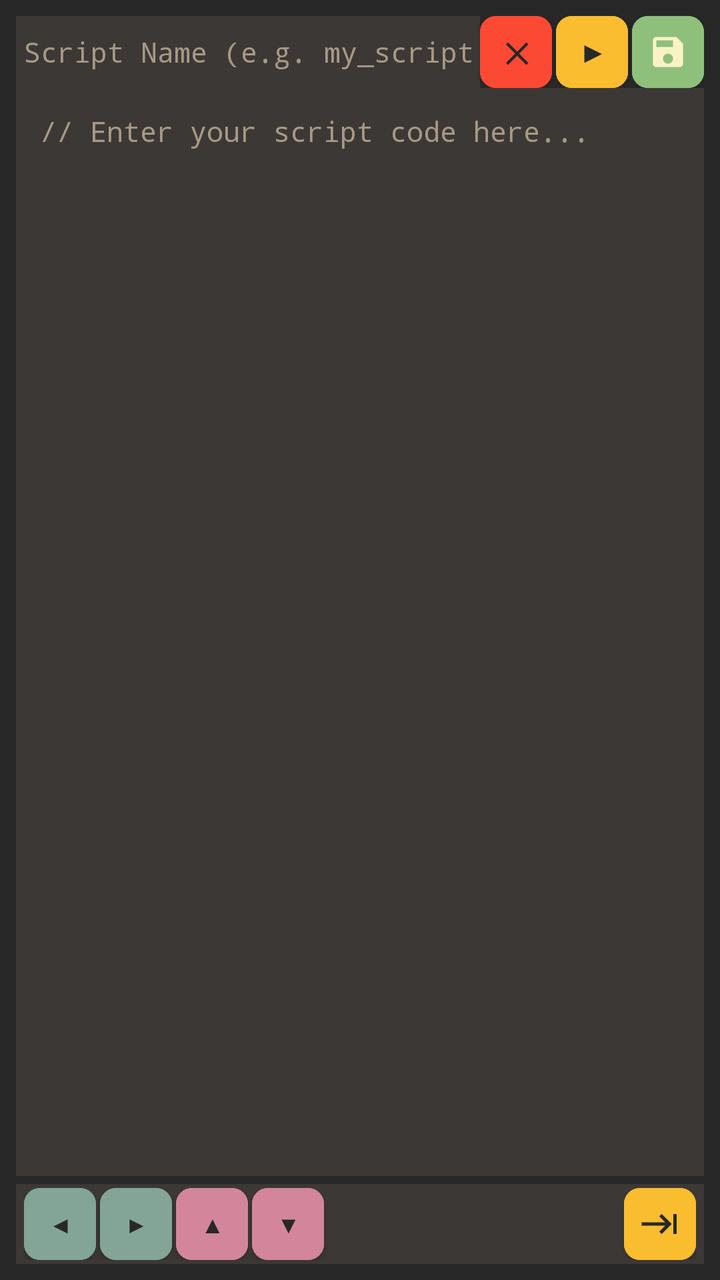
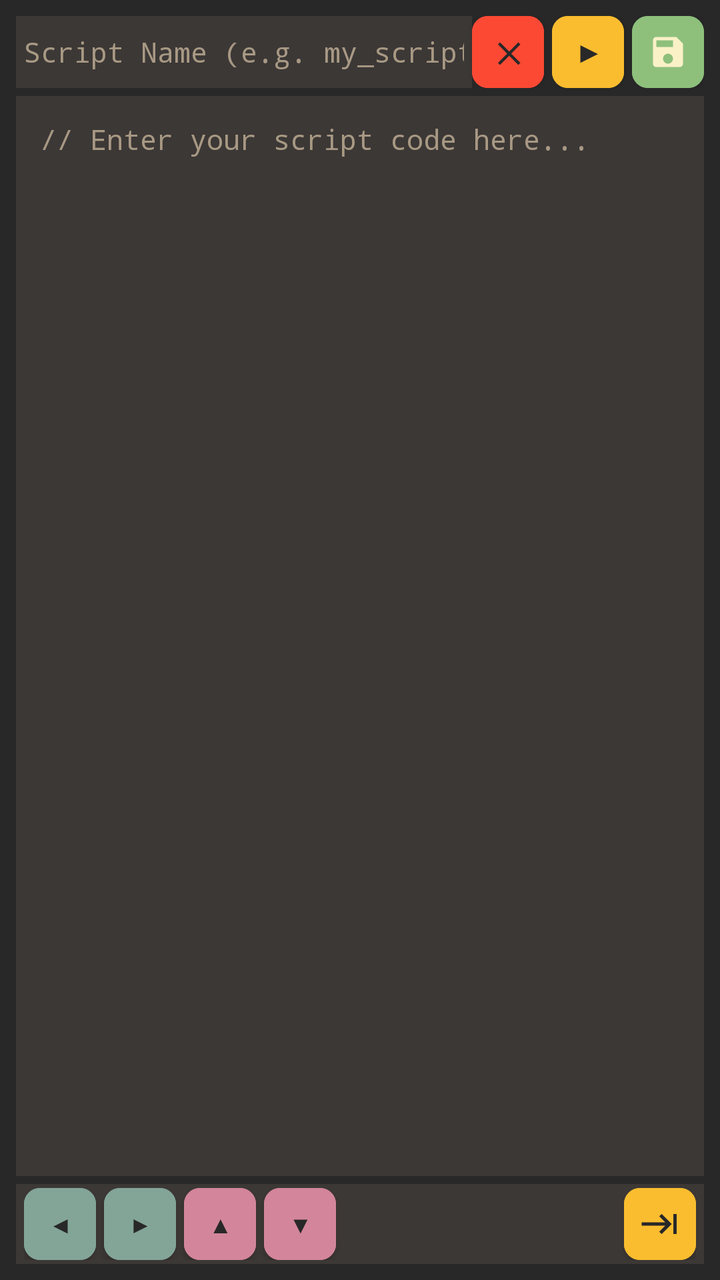

The first picture is an Android layout as it rendered before a commit; the second is the same layout after the commit. The layout source and the unified diff follow.
<!-- AndroidManifest.xml: application theme Theme.Droidulator -->
<!-- res/layout/dialog_script_editor.xml -->
<?xml version="1.0" encoding="utf-8"?>
<LinearLayout xmlns:android="http://schemas.android.com/apk/res/android"
    xmlns:app="http://schemas.android.com/apk/res-auto"
    android:id="@+id/script_editor_root"
    android:layout_width="match_parent"
    android:layout_height="match_parent"
    android:orientation="vertical"
    android:background="@color/gruvbox_bg"
    android:padding="8dp">

    
    <LinearLayout android:layout_width="match_parent" android:layout_height="wrap_content" android:gravity="center_vertical" android:orientation="horizontal">
    <EditText
        android:id="@+id/et_script_name"
        android:inputType="textNoSuggestions"
        android:layout_width="0dp"
        android:layout_weight="1"
        android:layout_height="wrap_content"
        android:hint="@string/ui_text_048"
        android:textColorHint="@color/gruvbox_fg_dim"
        android:textColor="@color/gruvbox_fg"
        android:background="@color/gruvbox_bg_soft"
        android:fontFamily="monospace"
        android:textSize="14sp"
        android:padding="4dp"
        android:singleLine="true"
        android:minHeight="36dp" />
        <Button
            android:id="@+id/btn_script_cancel"
            android:contentDescription="@string/ui_text_011"
            android:layout_width="36dp"
            android:layout_height="36dp"
            android:text="@string/btn_clear"
            android:textColor="@color/gruvbox_bg"
            android:backgroundTint="@color/gruvbox_red"
            android:fontFamily="monospace"
            android:textSize="14sp"
            android:textStyle="bold"
            android:padding="0dp"
            android:insetTop="0dp"
            android:insetBottom="0dp"
            android:insetLeft="0dp"
            android:insetRight="0dp" />
        <Button
            android:id="@+id/btn_script_run"
            android:contentDescription="@string/ui_text_046"
            android:layout_width="36dp"
            android:layout_height="36dp"
            android:text="▶"
            android:textColor="@color/gruvbox_bg"
            android:backgroundTint="@color/gruvbox_yellow"
            android:fontFamily="sans-serif"
            android:textSize="14sp"
            android:textStyle="bold"
            android:padding="0dp"
            android:insetTop="0dp"
            android:insetBottom="0dp"
            android:insetLeft="0dp"
            android:insetRight="0dp"
            android:layout_marginStart="2dp" />
        <com.google.android.material.button.MaterialButton
            android:id="@+id/btn_script_save"
            android:contentDescription="@string/ui_text_047"
            android:layout_width="36dp"
            android:layout_height="36dp"
            android:backgroundTint="@color/gruvbox_aqua"
            app:icon="@drawable/ic_save"
            app:iconGravity="textStart"
            app:iconPadding="0dp"
            app:iconSize="20dp"
            app:iconTint="@color/gruvbox_light_bg"
            android:padding="0dp"
            android:insetTop="0dp"
            android:insetBottom="0dp"
            android:insetLeft="0dp"
            android:insetRight="0dp"
            android:layout_marginStart="2dp" />
    </LinearLayout>

    
    <EditText
        android:id="@+id/et_script_code"
        android:layout_width="match_parent"
        android:layout_height="0dp"
        android:layout_weight="1"
        android:hint="@string/ui_text_049"
        android:textColorHint="@color/gruvbox_fg_dim"
        android:textColor="@color/gruvbox_fg"
        android:background="@color/gruvbox_bg_soft"
        android:fontFamily="monospace"
        android:textSize="14sp"
        android:padding="12dp"
        android:gravity="top|start"
        android:inputType="textMultiLine|textNoSuggestions"
        android:scrollbars="vertical" />

    
    <LinearLayout
        android:id="@+id/script_editor_toolbar"
        android:layout_width="match_parent"
        android:layout_height="40dp"
        android:orientation="horizontal"
        android:gravity="center_vertical"
        android:background="@color/gruvbox_bg_soft"
        android:layout_marginTop="4dp"
        android:paddingStart="4dp"
        android:paddingEnd="4dp"
        android:paddingTop="2dp"
        android:paddingBottom="2dp">

        
        <Button
            android:id="@+id/btn_script_nav_left"
            android:contentDescription="@string/access_btn_nav_left"
            android:layout_width="36dp"
            android:layout_height="match_parent"
            android:text="@string/ui_text_041"
            android:textColor="@color/gruvbox_bg"
            android:backgroundTint="@color/gruvbox_blue"
            android:textSize="12sp"
            android:padding="0dp"
            android:insetTop="0dp"
            android:insetBottom="0dp"
            android:insetLeft="0dp"
            android:insetRight="0dp" />

        <Button
            android:id="@+id/btn_script_nav_right"
            android:contentDescription="@string/access_btn_nav_right"
            android:layout_width="36dp"
            android:layout_height="match_parent"
            android:text="@string/ui_text_042"
            android:textColor="@color/gruvbox_bg"
            android:backgroundTint="@color/gruvbox_blue"
            android:textSize="12sp"
            android:padding="0dp"
            android:insetTop="0dp"
            android:insetBottom="0dp"
            android:insetLeft="0dp"
            android:insetRight="0dp"
            android:layout_marginStart="2dp" />

        <Button
            android:id="@+id/btn_script_nav_up"
            android:contentDescription="@string/access_btn_nav_up"
            android:layout_width="36dp"
            android:layout_height="match_parent"
            android:text="@string/ui_text_043"
            android:textColor="@color/gruvbox_bg"
            android:backgroundTint="@color/gruvbox_purple"
            android:textSize="12sp"
            android:padding="0dp"
            android:insetTop="0dp"
            android:insetBottom="0dp"
            android:insetLeft="0dp"
            android:insetRight="0dp"
            android:layout_marginStart="2dp" />

        <Button
            android:id="@+id/btn_script_nav_down"
            android:contentDescription="@string/access_btn_nav_down"
            android:layout_width="36dp"
            android:layout_height="match_parent"
            android:text="@string/ui_text_044"
            android:textColor="@color/gruvbox_bg"
            android:backgroundTint="@color/gruvbox_purple"
            android:textSize="12sp"
            android:padding="0dp"
            android:insetTop="0dp"
            android:insetBottom="0dp"
            android:insetLeft="0dp"
            android:insetRight="0dp"
            android:layout_marginStart="2dp" />

        


        <TextView android:id="@+id/script_line" android:layout_width="wrap_content"
            android:layout_height="wrap_content" android:paddingStart="8dp"
            android:fontFamily="monospace" android:textSize="13sp" />

        <View
            android:layout_width="0dp"
            android:layout_height="1dp"
            android:layout_weight="1" />
        <com.google.android.material.button.MaterialButton
            android:id="@+id/btn_script_tab"
            android:contentDescription="@string/btn_tab"
            android:layout_width="36dp"
            android:layout_height="match_parent"
            android:backgroundTint="@color/gruvbox_yellow"
            app:icon="@drawable/ic_tab"
            app:iconGravity="textStart"
            app:iconPadding="0dp"
            app:iconSize="20dp"
            app:iconTint="@color/gruvbox_bg"
            android:padding="0dp"
            android:insetTop="0dp"
            android:insetBottom="0dp"
            android:insetLeft="0dp"
            android:insetRight="0dp"
            android:layout_marginStart="2dp" />

        


        


        

    </LinearLayout>

</LinearLayout>
<!-- resources referenced by this layout -->
<resources>
  <color name="gruvbox_aqua">#8ec07c</color>
  <color name="gruvbox_bg">#282828</color>
  <color name="gruvbox_bg_soft">#3c3836</color>
  <color name="gruvbox_blue">#83a598</color>
  <color name="gruvbox_fg">#ebdbb2</color>
  <color name="gruvbox_fg_dim">#a89984</color>
  <color name="gruvbox_light_bg">#fbf1c7</color>
  <color name="gruvbox_purple">#d3869b</color>
  <color name="gruvbox_red">#fb4934</color>
  <color name="gruvbox_yellow">#fabd2f</color>
  <!-- drawable ic_save (drawable) -->
  <vector xmlns:android="http://schemas.android.com/apk/res/android"
      android:width="20dp"
      android:height="20dp"
      android:viewportWidth="24"
      android:viewportHeight="24">
      <path
          android:fillColor="@android:color/white"
          android:pathData="M17,3H5c-1.11,0 -2,0.9 -2,2v14c0,1.1 0.89,2 2,2h14c1.1,0 2,-0.9 2,-2V7l-4,-4zm-5,16c-1.66,0 -3,-1.34 -3,-3s1.34,-3 3,-3 3,1.34 3,3 -1.34,3 -3,3zm3,-10H5V5h10v4z"/>
  </vector>
  <!-- drawable ic_tab (drawable) -->
  <vector xmlns:android="http://schemas.android.com/apk/res/android"
      android:width="20dp"
      android:height="20dp"
      android:viewportWidth="24"
      android:viewportHeight="24">
      <path
          android:fillColor="@android:color/white"
          android:pathData="M11.59,7.41L15.17,11H1v2h14.17l-3.59,3.59L13,18l6,-6 -6,-6 -1.41,1.41zM20,6v12h2V6h-2z"/>
  </vector>
  <string name="access_btn_nav_down">Next command</string>
  <string name="access_btn_nav_left">Move cursor left</string>
  <string name="access_btn_nav_right">Move cursor right</string>
  <string name="access_btn_nav_up">Previous command</string>
  <string name="btn_clear">✕</string>
  <string name="btn_tab">Tab</string>
  <string name="ui_text_011" formatted="false">Cancel</string>
  <string name="ui_text_041" formatted="false">◀</string>
  <string name="ui_text_042" formatted="false">▶</string>
  <string name="ui_text_043" formatted="false">▲</string>
  <string name="ui_text_044" formatted="false">▼</string>
  <string name="ui_text_046" formatted="false">▶ RUN</string>
  <string name="ui_text_047" formatted="false">SAVE</string>
  <string name="ui_text_048" formatted="false">Script Name (e.g. my_script)</string>
  <string name="ui_text_049" formatted="false">// Enter your script code here...</string>
  <style name="Widget.Droidulator.Button" parent="Widget.MaterialComponents.Button">
          <item name="cornerRadius">8dp</item>
          <item name="android:insetTop">0dp</item>
          <item name="android:insetBottom">0dp</item>
          <item name="android:insetLeft">0dp</item>
          <item name="android:insetRight">0dp</item>
          <item name="android:minWidth">0dp</item>
          <item name="android:minHeight">0dp</item>
      </style>
  <color name="gruvbox_green">#b8bb26</color>
  <style name="GruvboxAlertDialogTheme" parent="Theme.MaterialComponents.DayNight.Dialog.Alert">
          <item name="android:windowBackground">@color/gruvbox_bg</item>
          <item name="android:colorBackground">@color/gruvbox_bg</item>
          <item name="colorSurface">@color/gruvbox_bg</item>
          <item name="colorOnSurface">@color/gruvbox_fg</item>
          <item name="android:textColorPrimary">@color/gruvbox_fg</item>
          <item name="android:textColorSecondary">@color/gruvbox_fg_dim</item>
          <item name="colorAccent">@color/gruvbox_aqua</item>
      </style>
  <!-- unchanged entries left out for length: 1 -->
</resources>

<!-- the commit's change to res/layout/dialog_script_editor.xml (unified diff, before → after) -->
@@ -57,7 +57,7 @@
             android:insetBottom="0dp"
             android:insetLeft="0dp"
             android:insetRight="0dp"
-            android:layout_marginStart="2dp" />
+            android:layout_marginStart="4dp" />
         <com.google.android.material.button.MaterialButton
             android:id="@+id/btn_script_save"
             android:contentDescription="@string/ui_text_047"
@@ -74,12 +74,13 @@
             android:insetBottom="0dp"
             android:insetLeft="0dp"
             android:insetRight="0dp"
-            android:layout_marginStart="2dp" />
+            android:layout_marginStart="4dp" />
     </LinearLayout>
 
     
     <EditText
         android:id="@+id/et_script_code"
+        android:layout_marginTop="4dp"
         android:layout_width="match_parent"
         android:layout_height="0dp"
         android:layout_weight="1"
@@ -138,7 +139,7 @@
             android:insetBottom="0dp"
             android:insetLeft="0dp"
             android:insetRight="0dp"
-            android:layout_marginStart="2dp" />
+            android:layout_marginStart="4dp" />
 
         <Button
             android:id="@+id/btn_script_nav_up"
@@ -154,7 +155,7 @@
             android:insetBottom="0dp"
             android:insetLeft="0dp"
             android:insetRight="0dp"
-            android:layout_marginStart="2dp" />
+            android:layout_marginStart="4dp" />
 
         <Button
             android:id="@+id/btn_script_nav_down"
@@ -170,7 +171,7 @@
             android:insetBottom="0dp"
             android:insetLeft="0dp"
             android:insetRight="0dp"
-            android:layout_marginStart="2dp" />
+            android:layout_marginStart="4dp" />
 
         
 
@@ -199,7 +200,7 @@
             android:insetBottom="0dp"
             android:insetLeft="0dp"
             android:insetRight="0dp"
-            android:layout_marginStart="2dp" />
+            android:layout_marginStart="4dp" />
 
         
 
